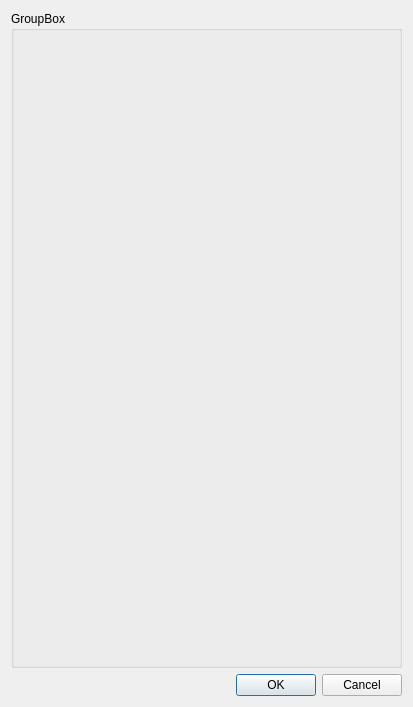
Above: calendareventdialog.ui from Tauski/IdealPDA_Windows before the change. Below: the same form after it.
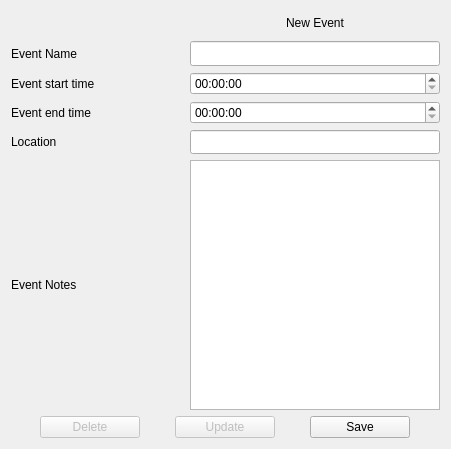
That is the form after the change.

Diff of the .ui file:
```diff
--- a/calendareventdialog.ui
+++ b/calendareventdialog.ui
@@ -6,8 +6,8 @@
    <rect>
     <x>0</x>
     <y>0</y>
-    <width>413</width>
-    <height>707</height>
+    <width>451</width>
+    <height>449</height>
    </rect>
   </property>
   <property name="windowTitle">
@@ -15,21 +15,147 @@
   </property>
   <layout class="QVBoxLayout" name="verticalLayout">
    <item>
-    <widget class="QGroupBox" name="groupBox">
-     <property name="title">
-      <string>GroupBox</string>
-     </property>
-    </widget>
+    <layout class="QGridLayout" name="gridLayout">
+     <item row="1" column="1">
+      <widget class="QLineEdit" name="ced_le_title">
+       <property name="maximumSize">
+        <size>
+         <width>250</width>
+         <height>25</height>
+        </size>
+       </property>
+      </widget>
+     </item>
+     <item row="5" column="1">
+      <widget class="QTextEdit" name="ced_te_body">
+       <property name="maximumSize">
+        <size>
+         <width>250</width>
+         <height>250</height>
+        </size>
+       </property>
+      </widget>
+     </item>
+     <item row="3" column="0">
+      <widget class="QLabel" name="label_5">
+       <property name="text">
+        <string>Event end time</string>
+       </property>
+      </widget>
+     </item>
+     <item row="0" column="1">
+      <widget class="QLabel" name="label">
+       <property name="maximumSize">
+        <size>
+         <width>250</width>
+         <height>25</height>
+        </size>
+       </property>
+       <property name="text">
+        <string>New Event</string>
+       </property>
+       <property name="alignment">
+        <set>Qt::AlignCenter</set>
+       </property>
+      </widget>
+     </item>
+     <item row="2" column="0">
+      <widget class="QLabel" name="label_3">
+       <property name="text">
+        <string>Event start time</string>
+       </property>
+      </widget>
+     </item>
+     <item row="5" column="0">
+      <widget class="QLabel" name="label_4">
+       <property name="text">
+        <string>Event Notes</string>
+       </property>
+      </widget>
+     </item>
+     <item row="1" column="0">
+      <widget class="QLabel" name="label_2">
+       <property name="text">
+        <string>Event Name</string>
+       </property>
+      </widget>
+     </item>
+     <item row="4" column="0">
+      <widget class="QLabel" name="label_6">
+       <property name="text">
+        <string>Location</string>
+       </property>
+      </widget>
+     </item>
+     <item row="4" column="1">
+      <widget class="QLineEdit" name="ced_le_location">
+       <property name="maximumSize">
+        <size>
+         <width>250</width>
+         <height>25</height>
+        </size>
+       </property>
+      </widget>
+     </item>
+     <item row="3" column="1">
+      <widget class="QTimeEdit" name="ced_dateTime_end"/>
+     </item>
+     <item row="2" column="1">
+      <widget class="QTimeEdit" name="ced_dateTime_start"/>
+     </item>
+    </layout>
    </item>
    <item>
-    <widget class="QDialogButtonBox" name="buttonBox">
-     <property name="orientation">
-      <enum>Qt::Horizontal</enum>
-     </property>
-     <property name="standardButtons">
-      <set>QDialogButtonBox::Cancel|QDialogButtonBox::Ok</set>
-     </property>
-    </widget>
+    <layout class="QHBoxLayout" name="horizontalLayout">
+     <item>
+      <widget class="QPushButton" name="ced_pb_deleteEvent">
+       <property name="enabled">
+        <bool>false</bool>
+       </property>
+       <property name="maximumSize">
+        <size>
+         <width>100</width>
+         <height>25</height>
+        </size>
+       </property>
+       <property name="text">
+        <string>Delete</string>
+       </property>
+      </widget>
+     </item>
+     <item>
+      <widget class="QPushButton" name="ced_pb_updateEvent">
+       <property name="enabled">
+        <bool>false</bool>
+       </property>
+       <property name="maximumSize">
+        <size>
+         <width>100</width>
+         <height>25</height>
+        </size>
+       </property>
+       <property name="text">
+        <string>Update</string>
+       </property>
+      </widget>
+     </item>
+     <item>
+      <widget class="QPushButton" name="ced_pb_saveEvent">
+       <property name="maximumSize">
+        <size>
+         <width>100</width>
+         <height>25</height>
+        </size>
+       </property>
+       <property name="layoutDirection">
+        <enum>Qt::RightToLeft</enum>
+       </property>
+       <property name="text">
+        <string>Save</string>
+       </property>
+      </widget>
+     </item>
+    </layout>
    </item>
   </layout>
  </widget>
```
Left out of the diff: 35 changed lines with no effect on the pictures.
